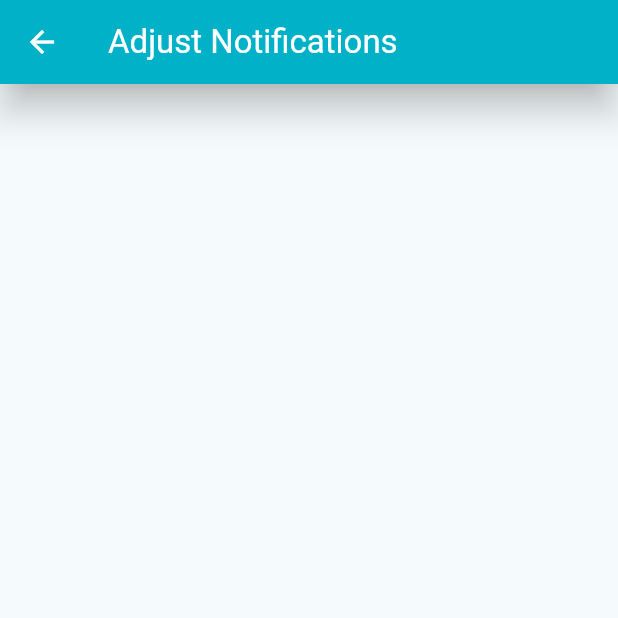
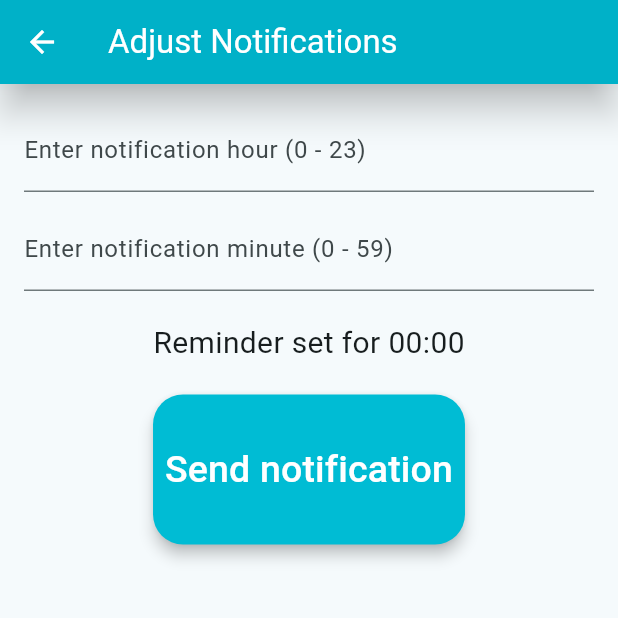
Before and after one commit to Cri549/cccare_wrist_monitor_app, a Flutter app: the PatientReminders screen opened directly, on a phone screen of 412 x 824 dp, the top half of it. Run offline on Flutter 3.47's test engine with Material 3 defaults, Android fonts, the phone set to English and light mode, and no system bars; our stand-ins replace flutter_blue_plus, flutter_local_notifications, share_plus, shared_preferences; accounts and stored records are empty.

Commit message:
Notification Addition

```diff
--- a/lib/pages/patient_reminders.dart
+++ b/lib/pages/patient_reminders.dart
@@ -1,4 +1,6 @@
 import 'package:flutter/material.dart';
+import 'main.dart';
+import 'package:flutter_local_notifications/flutter_local_notifications.dart';
 
 class PatientReminders extends StatefulWidget {
   const PatientReminders({super.key});
@@ -8,29 +10,110 @@ class PatientReminders extends StatefulWidget {
 }
 
 class _PatientReminders extends State<PatientReminders> {
+  final notifications = FlutterLocalNotificationsPlugin();
+  int minHour = 0;
+  int maxHour = 23;
+  int minMin = 0;
+  int maxMin = 59;
+  int notifHour = 0;
+  int notifMin = 0;
+
+  @override
+  void initState() {
+    super.initState();
+    notifications.initialize(settings: const InitializationSettings(
+      android: AndroidInitializationSettings('@mipmap/ic_launcher'),
+    ));
+    notifications
+        .resolvePlatformSpecificImplementation<AndroidFlutterLocalNotificationsPlugin>()
+        ?.requestNotificationsPermission();
+  }
+
+  void _sendNotification() {
+    notifications.show(
+      id: 0,
+      title: 'Time to do your daily exercise',
+      notificationDetails: const NotificationDetails(
+        android: AndroidNotificationDetails('reminders', 'Reminders',
+            importance: Importance.high, priority: Priority.high),
+      ),
+    );
+  }
 
   @override
   Widget build(BuildContext context) {
     return Scaffold(
-
       appBar: AppBar(
         backgroundColor: Colors.cyan,
         foregroundColor: Colors.white,
         title: Text('Adjust Notifications'),
 
         leading: BackButton(
-            onPressed: () {
-              Navigator.pop(context);
-            }
+          onPressed: () {
+            Navigator.pop(context);
+          },
         ),
 
         elevation: 10.0,
         shadowColor: Colors.black.withAlpha(255),
       ),
 
+      body: Padding(
+        padding: const EdgeInsets.all(16),
+
+        child: Column(
+          children: [
+            TextField(
+              keyboardType: TextInputType.number,
+              decoration: const InputDecoration(
+                labelText: 'Enter notification hour (0 - 23)',
+              ),
+              onSubmitted: (text) {
+                final hour = int.tryParse(text);
+                if (hour != null) {
+                  setState(() {
+                    notifHour = hour.clamp(minHour, maxHour);
+                  });
+                }
+              },
+            ),
+            const SizedBox(height: 10),
+            TextField(
+              keyboardType: TextInputType.number,
+              decoration: const InputDecoration(
+                labelText: 'Enter notification minute (0 - 59)',
+              ),
+              onSubmitted: (text) {
+                final minute = int.tryParse(text);
+                if (minute != null) {
+                  setState(() {
+                    notifMin = minute.clamp(minMin, maxMin);
+                  });
+                }
+              },
+            ),
+            const SizedBox(height: 20),
 
 
+            Text(
+              'Reminder set for ${notifHour.toString().padLeft(2, '0')}:${notifMin.toString().padLeft(2, '0')}',
+              style: const TextStyle(fontSize: 20),
+            ),
 
+            const SizedBox(height: 20),
+
+            SizedBox(
+              height: 100,
+              child: SelectionButton(
+                label: 'Send notification',
+                onPressed: () {
+                  _sendNotification();
+                },
+              ),
+            ),
+          ],
+        ),
+      ),
     );
   }
 }
--- a/lib/pages/patient_start_activity.dart
+++ b/lib/pages/patient_start_activity.dart
@@ -198,6 +198,10 @@ class _PatientStartActivity extends State<PatientStartActivity> {
                 return Column(
                   crossAxisAlignment: CrossAxisAlignment.start,
                   children: [
+                    Text(
+                      'Rows', style: TextStyle(fontSize: 20, fontWeight: FontWeight.bold, color: Colors.black87,)
+                    ),
+
                     Text(_statusText(status)),
                     if (lastError != null && canConnect)
                       Padding(
--- a/pubspec.yaml
+++ b/pubspec.yaml
@@ -38,6 +38,7 @@ dependencies:
   path_provider: ^2.1.6
   shared_preferences: ^2.5.6
   share_plus: ^13.3.1
+  flutter_local_notifications: ^23.0.3
 
 dev_dependencies:
   flutter_test:
```
Also changed, not shown: lib/pages/patient_exercise_session.dart (deleted, +0 -36 lines), pubspec.lock, 5 other files.
